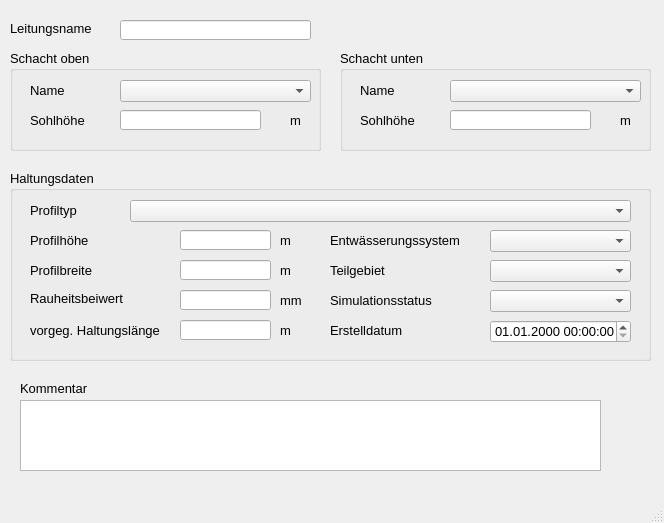
The window that qkan/forms/anschlussleitungen.ui (hoettges/QKan) describes before a commit, drawn with Qt 5.
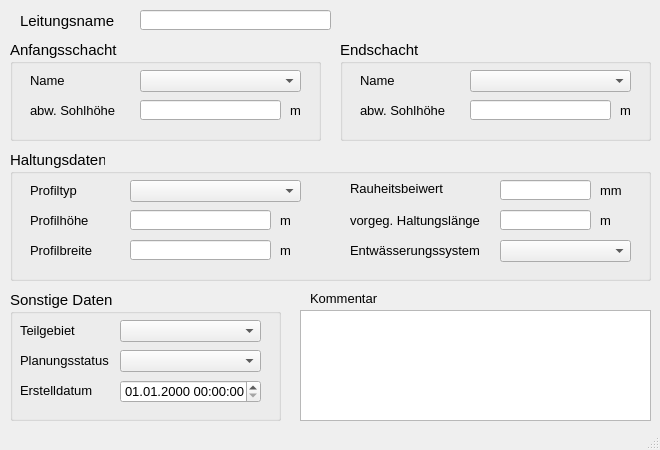
The same window after the commit. Custom widgets are drawn as their Qt base class.

```diff
--- a/qkan/forms/anschlussleitungen.ui
+++ b/qkan/forms/anschlussleitungen.ui
@@ -6,8 +6,8 @@
    <rect>
     <x>0</x>
     <y>0</y>
-    <width>664</width>
-    <height>523</height>
+    <width>660</width>
+    <height>450</height>
    </rect>
   </property>
   <property name="sizePolicy">
@@ -18,8 +18,8 @@
   </property>
   <property name="minimumSize">
    <size>
-    <width>664</width>
-    <height>523</height>
+    <width>660</width>
+    <height>450</height>
    </size>
   </property>
   <property name="baseSize">
@@ -41,16 +41,16 @@
    <widget class="QLabel" name="label">
     <property name="geometry">
      <rect>
-      <x>10</x>
-      <y>20</y>
+      <x>20</x>
+      <y>10</y>
       <width>131</width>
-      <height>16</height>
+      <height>21</height>
      </rect>
     </property>
     <property name="font">
      <font>
       <family>Tahoma</family>
-      <pointsize>10</pointsize>
+      <pointsize>11</pointsize>
      </font>
     </property>
     <property name="text">
@@ -61,18 +61,19 @@
     <property name="geometry">
      <rect>
       <x>10</x>
-      <y>50</y>
+      <y>40</y>
       <width>311</width>
       <height>101</height>
      </rect>
     </property>
     <property name="font">
      <font>
-      <pointsize>10</pointsize>
+      <family>Tahoma</family>
+      <pointsize>11</pointsize>
      </font>
     </property>
     <property name="title">
-     <string>Schacht oben</string>
+     <string>Anfangsschacht</string>
     </property>
     <widget class="QLabel" name="label_3">
      <property name="geometry">
@@ -83,6 +84,12 @@
        <height>21</height>
       </rect>
      </property>
+     <property name="font">
+      <font>
+       <family>Tahoma</family>
+       <pointsize>10</pointsize>
+      </font>
+     </property>
      <property name="text">
       <string>Name</string>
      </property>
@@ -92,12 +99,18 @@
       <rect>
        <x>20</x>
        <y>60</y>
-       <width>71</width>
+       <width>101</width>
        <height>21</height>
       </rect>
      </property>
+     <property name="font">
+      <font>
+       <family>Tahoma</family>
+       <pointsize>10</pointsize>
+      </font>
+     </property>
      <property name="text">
-      <string>Sohlhöhe</string>
+      <string>abw. Sohlhöhe</string>
      </property>
     </widget>
     <widget class="QLabel" name="label_14">
@@ -109,6 +122,12 @@
        <height>21</height>
       </rect>
      </property>
+     <property name="font">
+      <font>
+       <family>Tahoma</family>
+       <pointsize>10</pointsize>
+      </font>
+     </property>
      <property name="text">
       <string>m</string>
      </property>
@@ -116,50 +135,87 @@
     <widget class="QComboBox" name="schoben">
      <property name="geometry">
       <rect>
-       <x>110</x>
+       <x>130</x>
        <y>30</y>
-       <width>191</width>
+       <width>161</width>
        <height>22</height>
       </rect>
      </property>
+     <property name="font">
+      <font>
+       <family>Tahoma</family>
+       <pointsize>10</pointsize>
+      </font>
+     </property>
+     <property name="toolTip">
+      <string>&lt;html&gt;&lt;head/&gt;&lt;body&gt;&lt;p&gt;Name des oberen Schachts&lt;/p&gt;&lt;/body&gt;&lt;/html&gt;</string>
+     </property>
+     <property name="statusTip">
+      <string>Name des oberen Schachts</string>
+     </property>
     </widget>
     <widget class="QLineEdit" name="sohleoben">
      <property name="geometry">
       <rect>
-       <x>110</x>
+       <x>130</x>
        <y>60</y>
        <width>141</width>
        <height>20</height>
       </rect>
      </property>
+     <property name="font">
+      <font>
+       <family>Tahoma</family>
+       <pointsize>10</pointsize>
+      </font>
+     </property>
+     <property name="toolTip">
+      <string>&lt;html&gt;&lt;head/&gt;&lt;body&gt;&lt;p&gt;von Schachtsohle abweichende Sohlhöhe&lt;/p&gt;&lt;/body&gt;&lt;/html&gt;</string>
+     </property>
+     <property name="statusTip">
+      <string>von Schachtsohle abweichende Sohlhöhe</string>
+     </property>
     </widget>
    </widget>
    <widget class="QGroupBox" name="groupBox_3">
     <property name="geometry">
      <rect>
       <x>340</x>
-      <y>50</y>
+      <y>40</y>
       <width>311</width>
       <height>101</height>
      </rect>
     </property>
     <property name="font">
      <font>
-      <pointsize>10</pointsize>
+      <family>Tahoma</family>
+      <pointsize>11</pointsize>
      </font>
     </property>
     <property name="title">
-     <string>Schacht unten</string>
+     <string>Endschacht</string>
     </property>
     <widget class="QLineEdit" name="sohleunten">
      <property name="geometry">
       <rect>
-       <x>110</x>
+       <x>130</x>
        <y>60</y>
        <width>141</width>
        <height>20</height>
       </rect>
      </property>
+     <property name="font">
+      <font>
+       <family>Tahoma</family>
+       <pointsize>10</pointsize>
+      </font>
+     </property>
+     <property name="toolTip">
+      <string>&lt;html&gt;&lt;head/&gt;&lt;body&gt;&lt;p&gt;von Schachtsohle abweichende Sohlhöhe&lt;/p&gt;&lt;/body&gt;&lt;/html&gt;</string>
+     </property>
+     <property name="statusTip">
+      <string>von Schachtsohle abweichende Sohlhöhe</string>
+     </property>
     </widget>
     <widget class="QLabel" name="label_9">
      <property name="geometry">
@@ -170,6 +226,12 @@
        <height>21</height>
       </rect>
      </property>
+     <property name="font">
+      <font>
+       <family>Tahoma</family>
+       <pointsize>10</pointsize>
+      </font>
+     </property>
      <property name="text">
       <string>Name</string>
      </property>
@@ -179,12 +241,18 @@
       <rect>
        <x>20</x>
        <y>60</y>
-       <width>71</width>
+       <width>91</width>
        <height>21</height>
       </rect>
      </property>
+     <property name="font">
+      <font>
+       <family>Tahoma</family>
+       <pointsize>10</pointsize>
+      </font>
+     </property>
      <property name="text">
-      <string>Sohlhöhe</string>
+      <string>abw. Sohlhöhe</string>
      </property>
     </widget>
     <widget class="QLabel" name="label_15">
@@ -196,6 +264,12 @@
        <height>21</height>
       </rect>
      </property>
+     <property name="font">
+      <font>
+       <family>Tahoma</family>
+       <pointsize>10</pointsize>
+      </font>
+     </property>
      <property name="text">
       <string>m</string>
      </property>
@@ -203,40 +277,60 @@
     <widget class="QComboBox" name="schunten">
      <property name="geometry">
       <rect>
-       <x>110</x>
+       <x>130</x>
        <y>30</y>
-       <width>191</width>
+       <width>161</width>
        <height>22</height>
       </rect>
      </property>
+     <property name="font">
+      <font>
+       <family>Tahoma</family>
+       <pointsize>10</pointsize>
+      </font>
+     </property>
+     <property name="toolTip">
+      <string>&lt;html&gt;&lt;head/&gt;&lt;body&gt;&lt;p&gt;Name des unteren Schachts&lt;/p&gt;&lt;/body&gt;&lt;/html&gt;</string>
+     </property>
+     <property name="statusTip">
+      <string>Name des unteren Schachts</string>
+     </property>
     </widget>
    </widget>
    <widget class="QTextEdit" name="kommentar">
     <property name="geometry">
      <rect>
-      <x>20</x>
-      <y>400</y>
-      <width>581</width>
-      <height>71</height>
+      <x>300</x>
+      <y>310</y>
+      <width>351</width>
+      <height>111</height>
      </rect>
     </property>
     <property name="font">
      <font>
+      <family>Tahoma</family>
       <pointsize>10</pointsize>
      </font>
     </property>
+    <property name="toolTip">
+     <string>&lt;html&gt;&lt;head/&gt;&lt;body&gt;&lt;p&gt;Platz für zusätzliche Kommentare.&lt;/p&gt;&lt;/body&gt;&lt;/html&gt;</string>
+    </property>
+    <property name="statusTip">
+     <string>Platz für zusätzliche Kommentare.</string>
+    </property>
    </widget>
    <widget class="QLabel" name="label_22">
     <property name="geometry">
      <rect>
-      <x>20</x>
-      <y>380</y>
+      <x>310</x>
+      <y>290</y>
       <width>81</width>
       <height>16</height>
      </rect>
     </property>
     <property name="font">
      <font>
+      <family>Tahoma</family>
       <pointsize>10</pointsize>
      </font>
     </property>
@@ -247,66 +341,64 @@
    <widget class="QLineEdit" name="haltnam">
     <property name="geometry">
      <rect>
-      <x>120</x>
-      <y>20</y>
+      <x>140</x>
+      <y>10</y>
       <width>191</width>
       <height>20</height>
      </rect>
     </property>
     <property name="font">
      <font>
+      <family>Tahoma</family>
       <pointsize>10</pointsize>
      </font>
     </property>
+    <property name="toolTip">
+     <string>&lt;html&gt;&lt;head/&gt;&lt;body&gt;&lt;p&gt;eindeutige Bezeichnung&lt;/p&gt;&lt;/body&gt;&lt;/html&gt;</string>
+    </property>
+    <property name="statusTip">
+     <string>eindeutige Bezeichnung</string>
+    </property>
    </widget>
    <widget class="QGroupBox" name="groupBox_2">
     <property name="geometry">
      <rect>
       <x>10</x>
-      <y>170</y>
+      <y>150</y>
       <width>641</width>
-      <height>191</height>
+      <height>131</height>
      </rect>
     </property>
     <property name="font">
      <font>
-      <pointsize>10</pointsize>
+      <family>Tahoma</family>
+      <pointsize>11</pointsize>
      </font>
     </property>
     <property name="title">
      <string>Haltungsdaten</string>
     </property>
-    <widget class="QgsDateTimeEdit" name="createdat">
-     <property name="geometry">
-      <rect>
-       <x>480</x>
-       <y>150</y>
-       <width>141</width>
-       <height>23</height>
-      </rect>
-     </property>
-     <property name="font">
-      <font>
-       <family>Tahoma</family>
-       <pointsize>10</pointsize>
-      </font>
-     </property>
-     <property name="currentSection">
-      <enum>QDateTimeEdit::DaySection</enum>
-     </property>
-     <property name="displayFormat">
-      <string>dd.MM.yyyy HH:mm:ss</string>
-     </property>
-    </widget>
     <widget class="QLineEdit" name="ks">
      <property name="geometry">
       <rect>
-       <x>170</x>
-       <y>120</y>
+       <x>490</x>
+       <y>30</y>
        <width>91</width>
        <height>20</height>
       </rect>
      </property>
+     <property name="font">
+      <font>
+       <family>Tahoma</family>
+       <pointsize>10</pointsize>
+      </font>
+     </property>
+     <property name="toolTip">
+      <string>&lt;html&gt;&lt;head/&gt;&lt;body&gt;&lt;p&gt;Absolute Rauheit gemäß Prandtl-Colebrook&lt;/p&gt;&lt;/body&gt;&lt;/html&gt;</string>
+     </property>
+     <property name="statusTip">
+      <string>Absolute Rauheit gemäß Prandtl-Colebrook</string>
+     </property>
     </widget>
     <widget class="QLabel" name="label_7">
      <property name="geometry">
@@ -317,20 +409,16 @@
        <height>21</height>
       </rect>
      </property>
+     <property name="font">
+      <font>
+       <family>Tahoma</family>
+       <pointsize>10</pointsize>
+      </font>
+     </property>
      <property name="text">
       <string>Profilbreite</string>
      </property>
     </widget>
-    <widget class="QComboBox" name="teilgebiet">
-     <property name="geometry">
-      <rect>
-       <x>480</x>
-       <y>90</y>
-       <width>141</width>
-       <height>22</height>
-      </rect>
-     </property>
-    </widget>
     <widget class="QLabel" name="label_20">
      <property name="geometry">
       <rect>
@@ -340,6 +428,12 @@
        <height>21</height>
       </rect>
      </property>
+     <property name="font">
+      <font>
+       <family>Tahoma</family>
+       <pointsize>10</pointsize>
+      </font>
+     </property>
      <property name="text">
       <string>m </string>
      </property>
@@ -347,12 +441,18 @@
     <widget class="QLabel" name="label_21">
      <property name="geometry">
       <rect>
-       <x>270</x>
-       <y>150</y>
+       <x>590</x>
+       <y>60</y>
        <width>31</width>
        <height>21</height>
       </rect>
      </property>
+     <property name="font">
+      <font>
+       <family>Tahoma</family>
+       <pointsize>10</pointsize>
+      </font>
+     </property>
      <property name="text">
       <string>m </string>
      </property>
@@ -360,12 +460,18 @@
     <widget class="QLineEdit" name="laenge">
      <property name="geometry">
       <rect>
-       <x>170</x>
-       <y>150</y>
+       <x>490</x>
+       <y>60</y>
        <width>91</width>
        <height>20</height>
       </rect>
      </property>
+     <property name="font">
+      <font>
+       <family>Tahoma</family>
+       <pointsize>10</pointsize>
+      </font>
+     </property>
      <property name="toolTip">
       <string>&lt;html&gt;&lt;head/&gt;&lt;body&gt;&lt;p&gt;&lt;span style=&quot; font-size:10pt;&quot;&gt;vorgegebene Haltungslänge, falls diese nicht automatisch berechnet werden soll&lt;/span&gt;&lt;/p&gt;&lt;/body&gt;&lt;/html&gt;</string>
      </property>
@@ -373,38 +479,49 @@
       <string>vorgegebene Haltungslänge, falls diese nicht automatisch berechnet werden soll</string>
      </property>
     </widget>
-    <widget class="QLabel" name="label_71">
-     <property name="geometry">
-      <rect>
-       <x>320</x>
-       <y>150</y>
-       <width>151</width>
-       <height>21</height>
-      </rect>
-     </property>
-     <property name="text">
-      <string>Erstelldatum</string>
-     </property>
-    </widget>
     <widget class="QComboBox" name="entwart">
      <property name="geometry">
       <rect>
-       <x>480</x>
-       <y>60</y>
-       <width>141</width>
+       <x>490</x>
+       <y>90</y>
+       <width>131</width>
        <height>22</height>
       </rect>
      </property>
+     <property name="font">
+      <font>
+       <family>Tahoma</family>
+       <pointsize>10</pointsize>
+      </font>
+     </property>
+     <property name="toolTip">
+      <string>&lt;html&gt;&lt;head/&gt;&lt;body&gt;&lt;p&gt;vorh. Entwässerungssystem (z.B. Mischwasser, Regenwasser etc.)&lt;/p&gt;&lt;/body&gt;&lt;/html&gt;</string>
+     </property>
+     <property name="statusTip">
+      <string>vorh. Entwässerungssystem (z.B. Mischwasser, Regenwasser etc.)</string>
+     </property>
     </widget>
     <widget class="QComboBox" name="profilnam">
      <property name="geometry">
       <rect>
        <x>120</x>
        <y>30</y>
-       <width>501</width>
+       <width>171</width>
        <height>22</height>
       </rect>
      </property>
+     <property name="font">
+      <font>
+       <family>Tahoma</family>
+       <pointsize>10</pointsize>
+      </font>
+     </property>
+     <property name="toolTip">
+      <string>&lt;html&gt;&lt;head/&gt;&lt;body&gt;&lt;p&gt;Profil der Haltung gem. HE&lt;/p&gt;&lt;/body&gt;&lt;/html&gt;</string>
+     </property>
+     <property name="statusTip">
+      <string>Profil der Haltung gem. HE</string>
+     </property>
     </widget>
     <widget class="QLabel" name="label_54">
      <property name="geometry">
@@ -415,6 +532,12 @@
        <height>21</height>
       </rect>
      </property>
+     <property name="font">
+      <font>
+       <family>Tahoma</family>
+       <pointsize>10</pointsize>
+      </font>
+     </property>
      <property name="text">
       <string>Profiltyp</string>
      </property>
@@ -422,41 +545,37 @@
     <widget class="QLabel" name="label_17">
      <property name="geometry">
       <rect>
-       <x>20</x>
-       <y>140</y>
+       <x>340</x>
+       <y>50</y>
        <width>151</width>
        <height>41</height>
       </rect>
      </property>
+     <property name="font">
+      <font>
+       <family>Tahoma</family>
+       <pointsize>10</pointsize>
+      </font>
+     </property>
      <property name="text">
       <string>vorgeg. Haltungslänge</string>
      </property>
     </widget>
-    <widget class="QLabel" name="label_11">
-     <property name="geometry">
-      <rect>
-       <x>320</x>
-       <y>90</y>
-       <width>151</width>
-       <height>21</height>
-      </rect>
-     </property>
-     <property name="text">
-      <string>Teilgebiet</string>
-     </property>
-     <property name="buddy">
-      <cstring>simstatus</cstring>
-     </property>
-    </widget>
     <widget class="QLabel" name="label_51">
      <property name="geometry">
       <rect>
-       <x>320</x>
-       <y>60</y>
+       <x>340</x>
+       <y>90</y>
        <width>151</width>
        <height>21</height>
       </rect>
      </property>
+     <property name="font">
+      <font>
+       <family>Tahoma</family>
+       <pointsize>10</pointsize>
+      </font>
+     </property>
      <property name="text">
       <string>Entwässerungssystem</string>
      </property>
@@ -464,27 +583,23 @@
     <widget class="QLineEdit" name="hoehe">
      <property name="geometry">
       <rect>
-       <x>170</x>
+       <x>120</x>
        <y>60</y>
-       <width>91</width>
+       <width>141</width>
        <height>20</height>
       </rect>
      </property>
-    </widget>
-    <widget class="QLabel" name="label_10">
-     <property name="geometry">
-      <rect>
-       <x>320</x>
-       <y>120</y>
-       <width>151</width>
-       <height>21</height>
-      </rect>
+     <property name="font">
+      <font>
+       <family>Tahoma</family>
+       <pointsize>10</pointsize>
+      </font>
      </property>
-     <property name="text">
-      <string>Simulationsstatus</string>
+     <property name="toolTip">
+      <string>&lt;html&gt;&lt;head/&gt;&lt;body&gt;&lt;p&gt;Bedeutung hängt vom Profiltyp ab&lt;/p&gt;&lt;/body&gt;&lt;/html&gt;</string>
      </property>
-     <property name="buddy">
-      <cstring>simstatus</cstring>
+     <property name="statusTip">
+      <string>Bedeutung hängt vom Profiltyp ab</string>
      </property>
     </widget>
     <widget class="QLabel" name="label_16">
@@ -496,6 +611,12 @@
        <height>21</height>
       </rect>
      </property>
+     <property name="font">
+      <font>
+       <family>Tahoma</family>
+       <pointsize>10</pointsize>
+      </font>
+     </property>
      <property name="text">
       <string>m </string>
      </property>
@@ -503,12 +624,24 @@
     <widget class="QLineEdit" name="breite">
      <property name="geometry">
       <rect>
-       <x>170</x>
+       <x>120</x>
        <y>90</y>
-       <width>91</width>
+       <width>141</width>
        <height>20</height>
       </rect>
      </property>
+     <property name="font">
+      <font>
+       <family>Tahoma</family>
+       <pointsize>10</pointsize>
+      </font>
+     </property>
+     <property name="toolTip">
+      <string>&lt;html&gt;&lt;head/&gt;&lt;body&gt;&lt;p&gt;Bedeutung hängt vom Profiltyp ab&lt;/p&gt;&lt;/body&gt;&lt;/html&gt;</string>
+     </property>
+     <property name="statusTip">
+      <string>Bedeutung hängt vom Profiltyp ab</string>
+     </property>
     </widget>
     <widget class="QLabel" name="label_6">
      <property name="geometry">
@@ -519,6 +652,12 @@
        <height>21</height>
       </rect>
      </property>
+     <property name="font">
+      <font>
+       <family>Tahoma</family>
+       <pointsize>10</pointsize>
+      </font>
+     </property>
      <property name="text">
       <string>Profilhöhe</string>
      </property>
@@ -526,12 +665,18 @@
     <widget class="QLabel" name="label_70">
      <property name="geometry">
       <rect>
-       <x>270</x>
-       <y>120</y>
+       <x>590</x>
+       <y>30</y>
        <width>46</width>
        <height>21</height>
       </rect>
      </property>
+     <property name="font">
+      <font>
+       <family>Tahoma</family>
+       <pointsize>10</pointsize>
+      </font>
+     </property>
      <property name="text">
       <string>mm</string>
      </property>
@@ -539,24 +684,168 @@
     <widget class="QLabel" name="label_61">
      <property name="geometry">
       <rect>
-       <x>20</x>
-       <y>120</y>
+       <x>340</x>
+       <y>30</y>
        <width>101</width>
        <height>16</height>
       </rect>
      </property>
+     <property name="font">
+      <font>
+       <family>Tahoma</family>
+       <pointsize>10</pointsize>
+      </font>
+     </property>
      <property name="text">
       <string>Rauheitsbeiwert</string>
      </property>
     </widget>
+   </widget>
+   <widget class="QGroupBox" name="groupBox_4">
+    <property name="geometry">
+     <rect>
+      <x>10</x>
+      <y>290</y>
+      <width>271</width>
+      <height>131</height>
+     </rect>
+    </property>
+    <property name="font">
+     <font>
+      <family>Tahoma</family>
+      <pointsize>11</pointsize>
+     </font>
+    </property>
+    <property name="title">
+     <string>Sonstige Daten</string>
+    </property>
+    <widget class="QLabel" name="label_18">
+     <property name="geometry">
+      <rect>
+       <x>10</x>
+       <y>30</y>
+       <width>71</width>
+       <height>20</height>
+      </rect>
+     </property>
+     <property name="font">
+      <font>
+       <family>Tahoma</family>
+       <pointsize>10</pointsize>
+      </font>
+     </property>
+     <property name="text">
+      <string>Teilgebiet</string>
+     </property>
+     <property name="buddy">
+      <cstring>simstatus</cstring>
+     </property>
+    </widget>
+    <widget class="QLabel" name="label_19">
+     <property name="geometry">
+      <rect>
+       <x>10</x>
+       <y>60</y>
+       <width>111</width>
+       <height>21</height>
+      </rect>
+     </property>
+     <property name="font">
+      <font>
+       <family>Tahoma</family>
+       <pointsize>10</pointsize>
+      </font>
+     </property>
+     <property name="text">
+      <string>Planungsstatus</string>
+     </property>
+     <property name="buddy">
+      <cstring>simstatus</cstring>
+     </property>
+    </widget>
+    <widget class="QLabel" name="label_72">
+     <property name="geometry">
+      <rect>
+       <x>10</x>
+       <y>90</y>
+       <width>151</width>
+       <height>21</height>
+      </rect>
+     </property>
+     <property name="font">
+      <font>
+       <family>Tahoma</family>
+       <pointsize>10</pointsize>
+      </font>
+     </property>
+     <property name="text">
+      <string>Erstelldatum</string>
+     </property>
+    </widget>
+    <widget class="QComboBox" name="teilgebiet">
+     <property name="geometry">
+      <rect>
+       <x>110</x>
+       <y>30</y>
+       <width>141</width>
+       <height>22</height>
+      </rect>
+     </property>
+     <property name="font">
+      <font>
+       <family>Tahoma</family>
+       <pointsize>10</pointsize>
+      </font>
+     </property>
+     <property name="toolTip">
+      <string>&lt;html&gt;&lt;head/&gt;&lt;body&gt;&lt;p&gt;zur Zuordnung auf ein selbstständig festgelegtes Teilgebiet&lt;/p&gt;&lt;/body&gt;&lt;/html&gt;</string>
+     </property>
+     <property name="statusTip">
+      <string>zur Zuordnung auf ein selbstständig festgelegtes Teilgebiet</string>
+     </property>
+    </widget>
     <widget class="QComboBox" name="simstatus">
      <property name="geometry">
       <rect>
-       <x>480</x>
-       <y>120</y>
+       <x>110</x>
+       <y>60</y>
        <width>141</width>
        <height>22</height>
       </rect>
+     </property>
+     <property name="font">
+      <font>
+       <family>Tahoma</family>
+       <pointsize>10</pointsize>
+      </font>
+     </property>
+     <property name="toolTip">
+      <string>&lt;html&gt;&lt;head/&gt;&lt;body&gt;&lt;p&gt;aktueller Status (z.B. vorhanden, in Planung etc.)&lt;/p&gt;&lt;/body&gt;&lt;/html&gt;</string>
+     </property>
+     <property name="statusTip">
+      <string>aktueller Status (z.B. vorhanden, in Planung etc.)</string>
+     </property>
+    </widget>
+    <widget class="QgsDateTimeEdit" name="createdat">
+     <property name="geometry">
+      <rect>
+       <x>110</x>
+       <y>90</y>
+       <width>141</width>
+       <height>23</height>
+      </rect>
+     </property>
+     <property name="font">
+      <font>
+       <family>Tahoma</family>
+       <pointsize>10</pointsize>
+      </font>
+     </property>
+     <property name="currentSection">
+      <enum>QDateTimeEdit::DaySection</enum>
+     </property>
+     <property name="displayFormat">
+      <string>dd.MM.yyyy HH:mm:ss</string>
      </property>
     </widget>
    </widget>
@@ -566,8 +855,8 @@
     <rect>
      <x>0</x>
      <y>0</y>
-     <width>664</width>
-     <height>21</height>
+     <width>660</width>
+     <height>22</height>
     </rect>
    </property>
   </widget>
```
